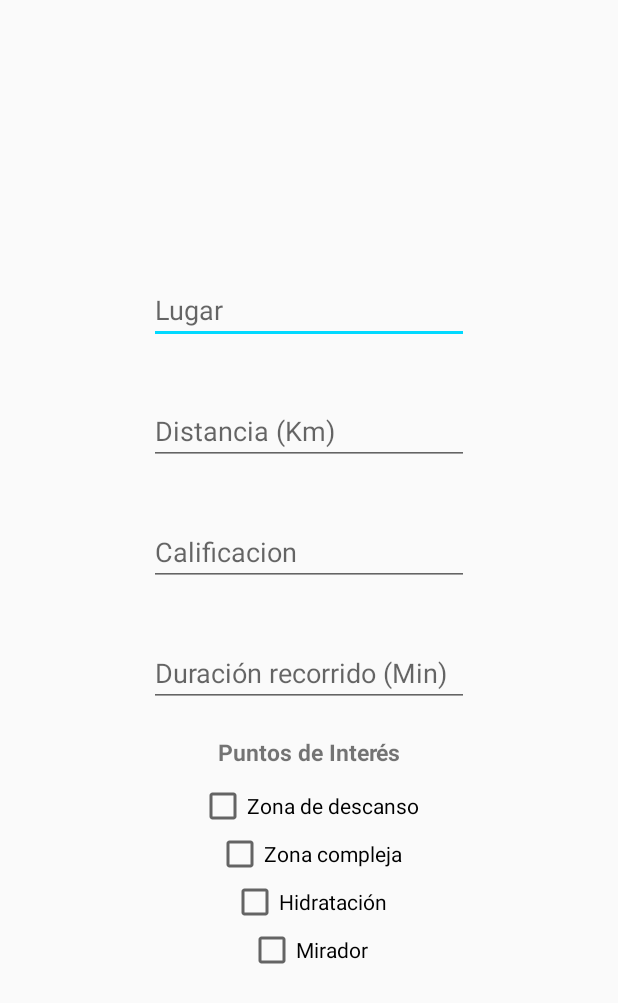
After one commit to compumovil2010/sendismapp, an Android app: the layout ly_filtros_busqueda.xml on its own in the app's theme, with its tools: preview values and no code run, on a phone screen of 412 x 824 dp. The commit adds this screen. Shown: the top 1003 px of the screen. Run offline under Robolectric (Android 15) with nearby library versions, the phone set to English and light mode, and no system bars.

Commit message:
vista de filtros

```diff
--- a/app/src/main/AndroidManifest.xml
+++ b/app/src/main/AndroidManifest.xml
@@ -9,7 +9,8 @@
         android:roundIcon="@mipmap/ic_launcher_round"
         android:supportsRtl="true"
         android:theme="@style/AppTheme">
-        <activity android:name=".Calificacion"></activity>
+        <activity android:name=".FiltrosBusqueda"></activity>
+        <activity android:name=".Calificacion" />
         <activity android:name=".MainActivity">
             <intent-filter>
                 <action android:name="android.intent.action.MAIN" />
--- /dev/null
+++ b/app/src/main/java/com/example/sendismapp/FiltrosBusqueda.java
@@ -0,0 +1,23 @@
+package com.example.sendismapp;
+
+import androidx.appcompat.app.AppCompatActivity;
+
+import android.app.Dialog;
+import android.os.Bundle;
+import android.view.View;
+
+public class FiltrosBusqueda extends AppCompatActivity {
+
+    Dialog ver;
+    @Override
+    protected void onCreate(Bundle savedInstanceState) {
+        super.onCreate(savedInstanceState);
+        setContentView(R.layout.activity_filtros_busqueda);
+    }
+
+    public void clickFiltros(View v) {
+        ver = new Dialog(this);
+        ver.setContentView(R.layout.ly_filtros_busqueda);
+        ver.show();
+    }
+}
--- a/app/src/main/java/com/example/sendismapp/MainActivity.java
+++ b/app/src/main/java/com/example/sendismapp/MainActivity.java
@@ -12,6 +12,7 @@ public class MainActivity extends AppCompatActivity {
         super.onCreate(savedInstanceState);
         setContentView(R.layout.activity_main);
         //startActivity(new Intent(this,Calificacion.class)); //vistaCalificacion
+        //startActivity(new Intent(this,FiltrosBusqueda.class));//vistaFiltros
 
     }
 }
--- /dev/null
+++ b/app/src/main/res/layout/activity_filtros_busqueda.xml
@@ -0,0 +1,19 @@
+<?xml version="1.0" encoding="utf-8"?>
+<androidx.constraintlayout.widget.ConstraintLayout xmlns:android="http://schemas.android.com/apk/res/android"
+    xmlns:app="http://schemas.android.com/apk/res-auto"
+    xmlns:tools="http://schemas.android.com/tools"
+    android:layout_width="match_parent"
+    android:layout_height="match_parent"
+    tools:context=".FiltrosBusqueda">
+
+    <Button
+        android:id="@+id/button2"
+        android:layout_width="wrap_content"
+        android:layout_height="wrap_content"
+        android:text="Filtros de busqueda (vista de visualizar)"
+        android:onClick="clickFiltros"
+        app:layout_constraintBottom_toBottomOf="parent"
+        app:layout_constraintEnd_toEndOf="parent"
+        app:layout_constraintStart_toStartOf="parent"
+        app:layout_constraintTop_toTopOf="parent" />
+</androidx.constraintlayout.widget.ConstraintLayout>
--- /dev/null
+++ b/app/src/main/res/layout/ly_filtros_busqueda.xml
@@ -0,0 +1,130 @@
+<?xml version="1.0" encoding="utf-8"?>
+<androidx.constraintlayout.widget.ConstraintLayout
+    xmlns:android="http://schemas.android.com/apk/res/android"
+    xmlns:app="http://schemas.android.com/apk/res-auto"
+    android:layout_width="wrap_content"
+    android:layout_height="wrap_content"
+    android:layout_gravity="center"
+    >
+
+    <EditText
+        android:id="@+id/etLugar"
+        android:layout_width="wrap_content"
+        android:layout_height="wrap_content"
+        android:layout_marginStart="15dp"
+        android:layout_marginTop="25dp"
+        android:layout_marginEnd="15dp"
+        android:ems="10"
+        android:hint="Lugar"
+        android:inputType="text"
+        app:layout_constraintEnd_toEndOf="parent"
+        app:layout_constraintStart_toStartOf="parent"
+        app:layout_constraintTop_toTopOf="parent" />
+
+    <EditText
+        android:id="@+id/etDistancia"
+        android:layout_width="wrap_content"
+        android:layout_height="wrap_content"
+        android:layout_marginStart="15dp"
+        android:layout_marginTop="35dp"
+        android:layout_marginEnd="15dp"
+        android:ems="10"
+        android:hint="Distancia (Km)"
+        android:inputType="number"
+        app:layout_constraintEnd_toEndOf="parent"
+        app:layout_constraintStart_toStartOf="parent"
+        app:layout_constraintTop_toBottomOf="@id/etLugar" />
+
+    <EditText
+        android:id="@+id/etCalificacion"
+        android:layout_width="wrap_content"
+        android:layout_height="wrap_content"
+        android:layout_marginStart="15dp"
+        android:layout_marginTop="35dp"
+        android:layout_marginEnd="15dp"
+        android:ems="10"
+        android:hint="Calificacion"
+        android:inputType="number"
+        app:layout_constraintEnd_toEndOf="parent"
+        app:layout_constraintStart_toStartOf="parent"
+        app:layout_constraintTop_toBottomOf="@id/etDistancia" />
+
+    <EditText
+        android:id="@+id/etTiempo"
+        android:layout_width="wrap_content"
+        android:layout_height="wrap_content"
+        android:layout_marginStart="15dp"
+        android:layout_marginTop="35dp"
+        android:layout_marginEnd="15dp"
+        android:ems="10"
+        android:hint="Duración recorrido (Min)"
+        android:inputType="number"
+        app:layout_constraintEnd_toEndOf="parent"
+        app:layout_constraintStart_toStartOf="parent"
+        app:layout_constraintTop_toBottomOf="@id/etCalificacion" />
+
+    <TextView
+        android:id="@+id/tvPuntosInteres"
+        android:layout_width="wrap_content"
+        android:layout_height="wrap_content"
+        android:layout_marginStart="15dp"
+        android:layout_marginTop="25dp"
+        android:layout_marginEnd="15dp"
+        android:layout_marginBottom="15dp"
+        android:text="Puntos de Interés"
+        android:textSize="15sp"
+        android:textStyle="bold"
+        app:layout_constraintBottom_toTopOf="@+id/checkBox"
+        app:layout_constraintEnd_toEndOf="parent"
+        app:layout_constraintStart_toStartOf="parent"
+        app:layout_constraintTop_toBottomOf="@id/etTiempo" />
+
+    <CheckBox
+        android:id="@+id/checkBox"
+        android:layout_width="wrap_content"
+        android:layout_height="wrap_content"
+        android:layout_marginStart="15dp"
+        android:layout_marginTop="50dp"
+        android:layout_marginEnd="15dp"
+        android:text="@string/cbZonaDescanso"
+        app:layout_constraintEnd_toEndOf="parent"
+        app:layout_constraintStart_toStartOf="parent"
+        app:layout_constraintTop_toBottomOf="@id/etTiempo" />
+
+    <CheckBox
+        android:id="@+id/checkBox2"
+        android:layout_width="wrap_content"
+        android:layout_height="wrap_content"
+        android:layout_marginStart="15dp"
+        android:layout_marginEnd="15dp"
+        android:text="@string/cbZonaCompleja"
+        app:layout_constraintEnd_toEndOf="parent"
+        app:layout_constraintStart_toStartOf="parent"
+        app:layout_constraintTop_toBottomOf="@+id/checkBox" />
+
+    <CheckBox
+        android:id="@+id/checkBox3"
+        android:layout_width="wrap_content"
+        android:layout_height="wrap_content"
+        android:layout_marginStart="15dp"
+        android:layout_marginEnd="15dp"
+        android:text="@string/cbHidratacion"
+        app:layout_constraintEnd_toEndOf="parent"
+        app:layout_constraintStart_toStartOf="parent"
+        app:layout_constraintTop_toBottomOf="@+id/checkBox2" />
+
+    <CheckBox
+        android:id="@+id/checkBox4"
+        android:layout_width="wrap_content"
+        android:layout_height="wrap_content"
+        android:layout_marginStart="15dp"
+        android:layout_marginEnd="15dp"
+        android:layout_marginBottom="15dp"
+        android:text="@string/cbMirador"
+        app:layout_constraintBottom_toBottomOf="parent"
+        app:layout_constraintEnd_toEndOf="parent"
+        app:layout_constraintHorizontal_bias="0.496"
+        app:layout_constraintStart_toStartOf="parent"
+        app:layout_constraintTop_toBottomOf="@+id/checkBox3"
+        app:layout_constraintVertical_bias="1.0" />
+</androidx.constraintlayout.widget.ConstraintLayout>
--- a/app/src/main/res/values/colors.xml
+++ b/app/src/main/res/values/colors.xml
@@ -1,7 +1,7 @@
 <?xml version="1.0" encoding="utf-8"?>
 <resources>
-    <color name="colorPrimary">#008577</color>
-    <color name="colorPrimaryDark">#00574B</color>
-    <color name="colorAccent">#FFA600</color>
+    <color name="colorPrimary">#FF4874CD</color>
+    <color name="colorPrimaryDark">#3B4DB1</color>
+    <color name="colorAccent">#00D9FF</color>
     <color name="estrellaVacia">#000000</color>
 </resources>
--- a/app/src/main/res/values/strings.xml
+++ b/app/src/main/res/values/strings.xml
@@ -1,4 +1,9 @@
 <resources>
     <string name="app_name">sendismapp</string>
     <string name="textoEstrellas">¿Te gustó esta ruta?</string>
+    <string name="cbZonaDescanso">Zona de descanso</string>
+    <string name="cbMirador">Mirador</string>
+    <string name="cbHidratacion">Hidratación</string>
+    <string name="cbZonaCompleja">Zona compleja</string>
+
 </resources>
```
Also changed, not shown: app/src/main/java/com/example/sendismapp/Calificacion.java (+8 -0 lines).
